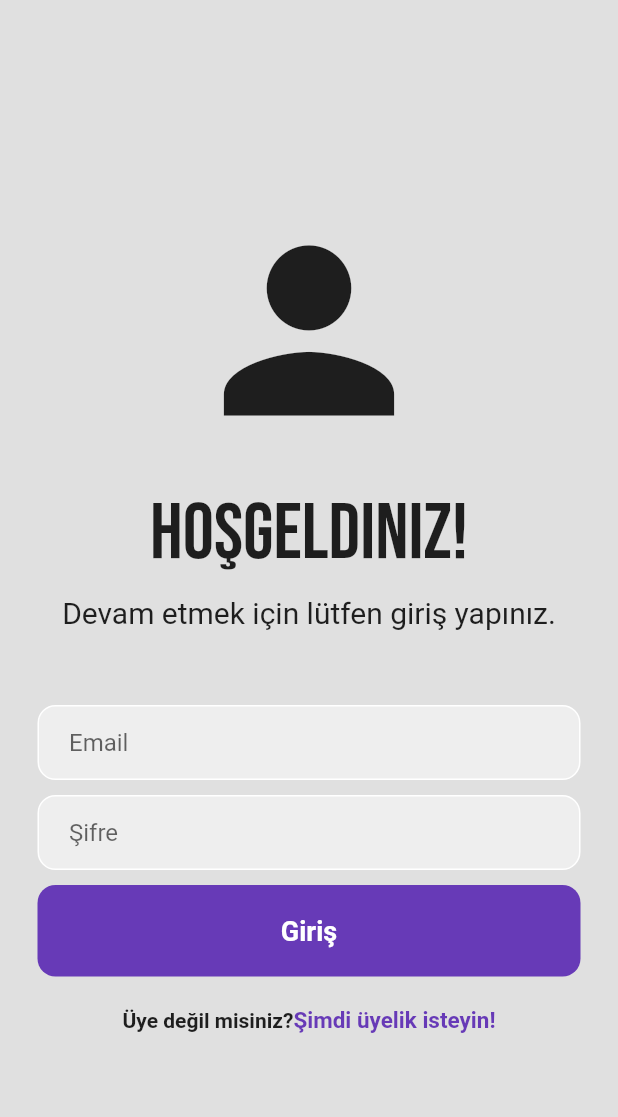
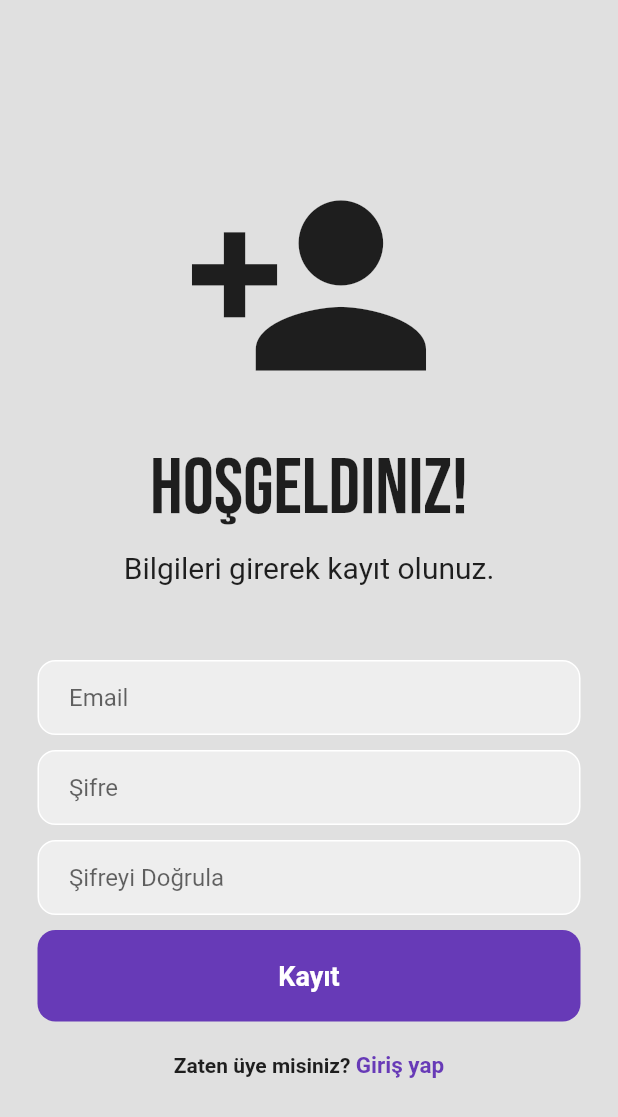
Before and after one commit to yakupgunes/Flutter-bussiness_app, a Flutter app: the screen it shows after launch, after a tap on "Şimdi üyelik isteyin!", on a phone screen of 412 x 824 dp. Shown: the top 1117 px of the screen. Run offline on Flutter 3.47's test engine with Material 2 defaults, Android fonts, the phone set to English and light mode, and no system bars; our stand-ins replace firebase_auth, firebase_core, google_fonts; accounts and stored records are empty.

Commit message:
signin-signup

```diff
--- /dev/null
+++ b/lib/auth/auth_page.dart
@@ -0,0 +1,29 @@
+import 'package:flutter/material.dart';
+import 'package:flutter_apss/pages/login_page.dart';
+import '../pages/register_page.dart';
+
+class AuthPage extends StatefulWidget {
+  const AuthPage({super.key});
+
+  @override
+  State<AuthPage> createState() => _AuthPageState();
+}
+
+class _AuthPageState extends State<AuthPage> {
+  bool showLoginPage = true;
+
+  void toggleScreens() {
+    setState(() {
+      showLoginPage = !showLoginPage;
+    });
+  }
+
+  @override
+  Widget build(BuildContext context) {
+    if (showLoginPage) {
+      return LoginPage(showRegisterPage: toggleScreens);
+    } else {
+      return RegisterPage(showLoginPage: toggleScreens);
+    }
+  }
+}
--- /dev/null
+++ b/lib/auth/main_page.dart
@@ -0,0 +1,24 @@
+import 'package:firebase_auth/firebase_auth.dart';
+import 'package:flutter/material.dart';
+import '../pages/home_page.dart';
+import 'auth_page.dart';
+
+class MainPage extends StatelessWidget {
+  const MainPage({super.key});
+
+  @override
+  Widget build(BuildContext context) {
+    return Scaffold(
+      body: StreamBuilder<User?>(
+        stream: FirebaseAuth.instance.authStateChanges(),
+        builder: (context, snapshot) {
+          if (snapshot.hasData) {
+            return HomePage();
+          } else {
+            return AuthPage();
+          }
+        },
+      ),
+    );
+  }
+}
--- a/lib/main.dart
+++ b/lib/main.dart
@@ -1,7 +1,7 @@
 // ignore_for_file: prefer_const_constructors, use_key_in_widget_constructors, depend_on_referenced_packages
 import 'package:firebase_core/firebase_core.dart';
 import 'package:flutter/material.dart';
-import 'package:flutter_apss/login_page.dart';
+import 'package:flutter_apss/auth/main_page.dart';
 
 Future main() async {
   WidgetsFlutterBinding.ensureInitialized();
@@ -15,7 +15,7 @@ class MyApp extends StatelessWidget {
   Widget build(BuildContext context) {
     return MaterialApp(
       debugShowCheckedModeBanner: false,
-      home: LoginPage(),
+      home: MainPage(),
     );
   }
 }
--- /dev/null
+++ b/lib/pages/home_page.dart
@@ -0,0 +1,35 @@
+// ignore_for_file: prefer_const_constructors, prefer_interpolation_to_compose_strings
+
+import 'package:firebase_auth/firebase_auth.dart';
+import 'package:flutter/material.dart';
+
+class HomePage extends StatefulWidget {
+  const HomePage({super.key});
+
+  @override
+  State<HomePage> createState() => _HomePageState();
+}
+
+class _HomePageState extends State<HomePage> {
+  final user = FirebaseAuth.instance.currentUser!;
+
+  @override
+  Widget build(BuildContext context) {
+    return Scaffold(
+      body: Center(
+          child: Column(
+        mainAxisAlignment: MainAxisAlignment.center,
+        children: [
+          Text("Giriş yapılan hesap: " + user.email!),
+          MaterialButton(
+            onPressed: () {
+              FirebaseAuth.instance.signOut();
+            },
+            color: Colors.deepPurple,
+            child: Text("Çıkış yap"),
+          )
+        ],
+      )),
+    );
+  }
+}
--- a/lib/login_page.dart
+++ b/lib/pages/login_page.dart
@@ -1,12 +1,12 @@
 // ignore_for_file: prefer_const_literals_to_create_immutables, avoid_unnecessary_containers, prefer_const_constructors, unused_field
-
 import 'package:firebase_auth/firebase_auth.dart';
 import 'package:flutter/material.dart';
 import 'package:flutter_apss/selling_page.dart';
 import 'package:google_fonts/google_fonts.dart';
 
 class LoginPage extends StatefulWidget {
-  const LoginPage({super.key});
+  final VoidCallback showRegisterPage;
+  const LoginPage({super.key, required this.showRegisterPage});
 
   @override
   State<LoginPage> createState() => _LoginPageState();
@@ -195,10 +195,11 @@ class _LoginPageState extends State<LoginPage> {
                 mainAxisAlignment: MainAxisAlignment.center,
                 children: [
                   Text(
-                    "Üye değil misiniz?",
+                    "Üye değil misiniz? ",
                     style: TextStyle(fontWeight: FontWeight.bold),
                   ),
-                  InkWell(
+                  GestureDetector(
+                    onTap: widget.showRegisterPage,
                     child: Text(
                       "Şimdi üyelik isteyin!",
                       style: TextStyle(
@@ -206,9 +207,6 @@ class _LoginPageState extends State<LoginPage> {
                           fontWeight: FontWeight.bold,
                           fontSize: 15.0),
                     ),
-                    onTap: () {
-                      setState(() {});
-                    },
                   ),
                 ],
               ),
--- /dev/null
+++ b/lib/pages/register_page.dart
@@ -0,0 +1,195 @@
+// ignore_for_file: prefer_const_constructors, unused_field
+
+import 'package:firebase_auth/firebase_auth.dart';
+import 'package:flutter/material.dart';
+import 'package:google_fonts/google_fonts.dart';
+
+class RegisterPage extends StatefulWidget {
+  final VoidCallback showLoginPage;
+  const RegisterPage({
+    super.key,
+    required this.showLoginPage,
+  });
+
+  @override
+  State<RegisterPage> createState() => _RegisterPageState();
+}
+
+class _RegisterPageState extends State<RegisterPage> {
+  //text controllers
+  final _emailController = TextEditingController();
+  final _passwordController = TextEditingController();
+  final _confirmpasswordController = TextEditingController();
+
+  @override
+  void dispose() {
+    _emailController.dispose();
+    _passwordController.dispose();
+    _confirmpasswordController.dispose();
+    super.dispose();
+  }
+
+  Future signUp() async {
+    if (passwordConfirmed()) {
+      await FirebaseAuth.instance.createUserWithEmailAndPassword(
+        email: _emailController.text.trim(),
+        password: _passwordController.text.trim(),
+      );
+    }
+  }
+
+  bool passwordConfirmed() {
+    if (_passwordController.text.trim() ==
+        _confirmpasswordController.text.trim()) {
+      return true;
+    } else {
+      return false;
+    }
+  }
+
+  @override
+  Widget build(BuildContext context) {
+    return Scaffold(
+      backgroundColor: Colors.grey[300],
+      body: Center(
+        child: SingleChildScrollView(
+          child: Column(
+            mainAxisAlignment: MainAxisAlignment.center,
+            children: [
+              Icon(
+                Icons.person_add,
+                size: 170,
+              ),
+              SizedBox(height: 20),
+              Text(
+                "Hoşgeldiniz!",
+                style: GoogleFonts.bebasNeue(fontSize: 52),
+              ),
+              SizedBox(height: 10),
+              Text(
+                "Bilgileri girerek kayıt olunuz.",
+                style: TextStyle(
+                  fontSize: 20,
+                ),
+              ),
+              SizedBox(height: 50),
+              //e-mail textfield
+              Padding(
+                padding: const EdgeInsets.symmetric(horizontal: 25.0),
+                child: Container(
+                  decoration: BoxDecoration(
+                    color: Colors.grey[200],
+                    border: Border.all(color: Colors.white),
+                    borderRadius: BorderRadius.circular(12),
+                  ),
+                  child: Padding(
+                    padding: const EdgeInsets.only(left: 20.0),
+                    child: TextField(
+                      controller: _emailController,
+                      decoration: InputDecoration(
+                        border: InputBorder.none,
+                        hintText: "Email",
+                      ),
+                    ),
+                  ),
+                ),
+              ),
+              SizedBox(height: 10),
+              //password textfield
+
+              Padding(
+                padding: const EdgeInsets.symmetric(horizontal: 25.0),
+                child: Container(
+                  decoration: BoxDecoration(
+                    color: Colors.grey[200],
+                    border: Border.all(color: Colors.white),
+                    borderRadius: BorderRadius.circular(12),
+                  ),
+                  child: Padding(
+                    padding: const EdgeInsets.only(left: 20.0),
+                    child: TextField(
+                      controller: _passwordController,
+                      obscureText: true,
+                      decoration: InputDecoration(
+                        border: InputBorder.none,
+                        hintText: "Şifre",
+                      ),
+                    ),
+                  ),
+                ),
+              ),
+              SizedBox(height: 10),
+              // password doğrulama textfield
+
+              Padding(
+                padding: const EdgeInsets.symmetric(horizontal: 25.0),
+                child: Container(
+                  decoration: BoxDecoration(
+                    color: Colors.grey[200],
+                    border: Border.all(color: Colors.white),
+                    borderRadius: BorderRadius.circular(12),
+                  ),
+                  child: Padding(
+                    padding: const EdgeInsets.only(left: 20.0),
+                    child: TextField(
+                      controller: _confirmpasswordController,
+                      obscureText: true,
+                      decoration: InputDecoration(
+                        border: InputBorder.none,
+                        hintText: "Şifreyi Doğrula",
+                      ),
+                    ),
+                  ),
+                ),
+              ),
+              SizedBox(height: 10),
+              Padding(
+                padding: const EdgeInsets.symmetric(horizontal: 25.0),
+                child: GestureDetector(
+                  onTap: signUp,
+                  child: Container(
+                    padding: EdgeInsets.all(20),
+                    decoration: BoxDecoration(
+                      color: Colors.deepPurple,
+                      borderRadius: BorderRadius.circular(12),
+                    ),
+                    child: Center(
+                      child: Text(
+                        "Kayıt",
+                        style: TextStyle(
+                          color: Colors.white,
+                          fontWeight: FontWeight.bold,
+                          fontSize: 18,
+                        ),
+                      ),
+                    ),
+                  ),
+                ),
+              ),
+              SizedBox(height: 20),
+              Row(
+                mainAxisAlignment: MainAxisAlignment.center,
+                children: [
+                  Text(
+                    "Zaten üye misiniz? ",
+                    style: TextStyle(fontWeight: FontWeight.bold),
+                  ),
+                  GestureDetector(
+                    onTap: widget.showLoginPage,
+                    child: Text(
+                      "Giriş yap",
+                      style: TextStyle(
+                          color: Colors.deepPurple,
+                          fontWeight: FontWeight.bold,
+                          fontSize: 15.0),
+                    ),
+                  ),
+                ],
+              ),
+            ],
+          ),
+        ),
+      ),
+    );
+  }
+}
```
Also changed, not shown: lib/pages/sales_page.dart (renamed from lib/sales_page.dart).
